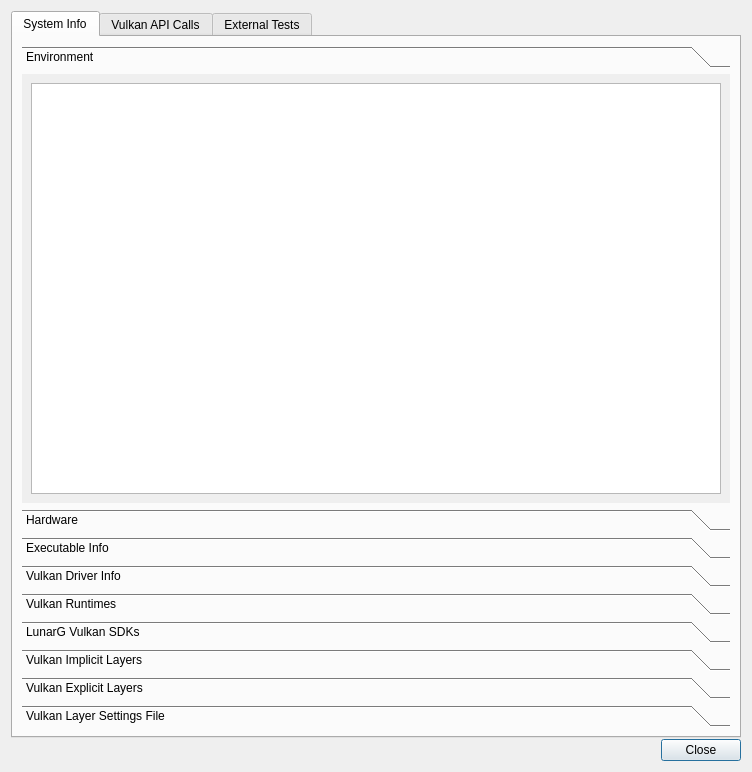
First picture: the form in vkconfig/dlgvulkananalysis.ui, repository LunarG/VulkanTools, before the edit.
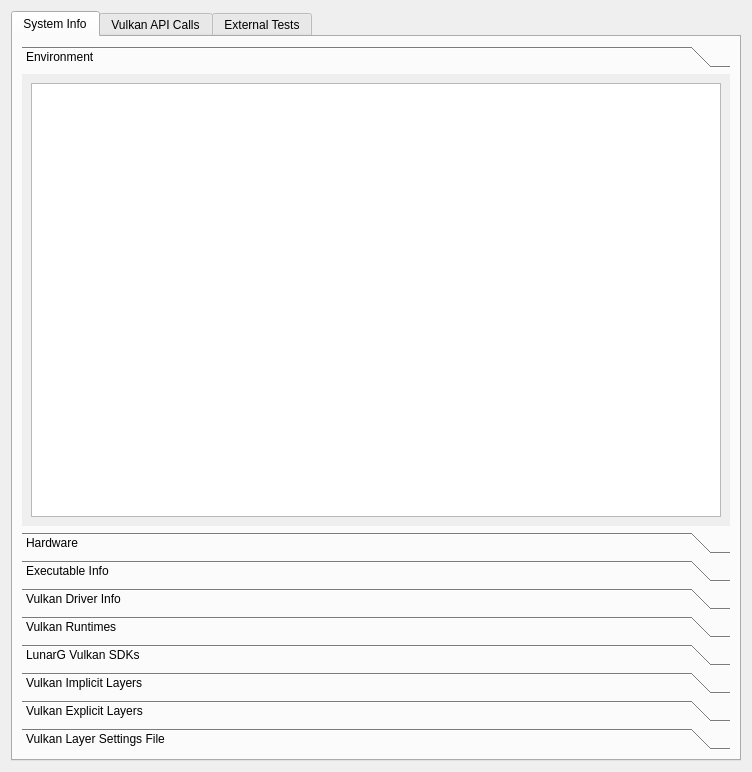
Second picture: the form after the edit.

```diff
--- a/vkconfig/dlgvulkananalysis.ui
+++ b/vkconfig/dlgvulkananalysis.ui
@@ -15,7 +15,7 @@
   </property>
   <layout class="QVBoxLayout" name="verticalLayout_2">
    <item>
-    <layout class="QVBoxLayout" name="verticalLayout" stretch="0,1">
+    <layout class="QVBoxLayout" name="verticalLayout" stretch="0">
      <property name="spacing">
       <number>1</number>
      </property>
@@ -42,8 +42,8 @@
              <rect>
               <x>0</x>
               <y>0</y>
-              <width>670</width>
-              <height>349</height>
+              <width>708</width>
+              <height>465</height>
              </rect>
             </property>
             <attribute name="label">
@@ -405,16 +405,6 @@
        </widget>
       </widget>
      </item>
-     <item>
-      <widget class="QDialogButtonBox" name="buttonBox">
-       <property name="orientation">
-        <enum>Qt::Horizontal</enum>
-       </property>
-       <property name="standardButtons">
-        <set>QDialogButtonBox::Close</set>
-       </property>
-      </widget>
-     </item>
     </layout>
    </item>
   </layout>
```
Left out of the diff: 85 changed lines with no effect on the pictures.
